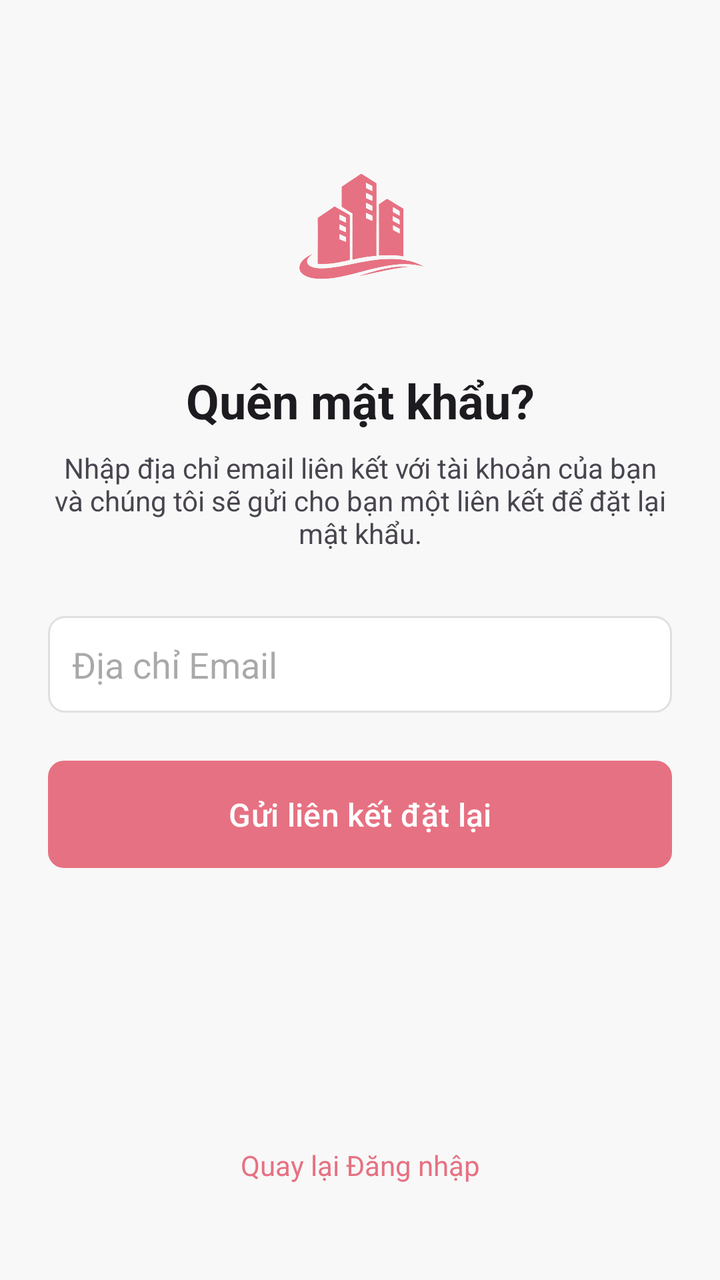
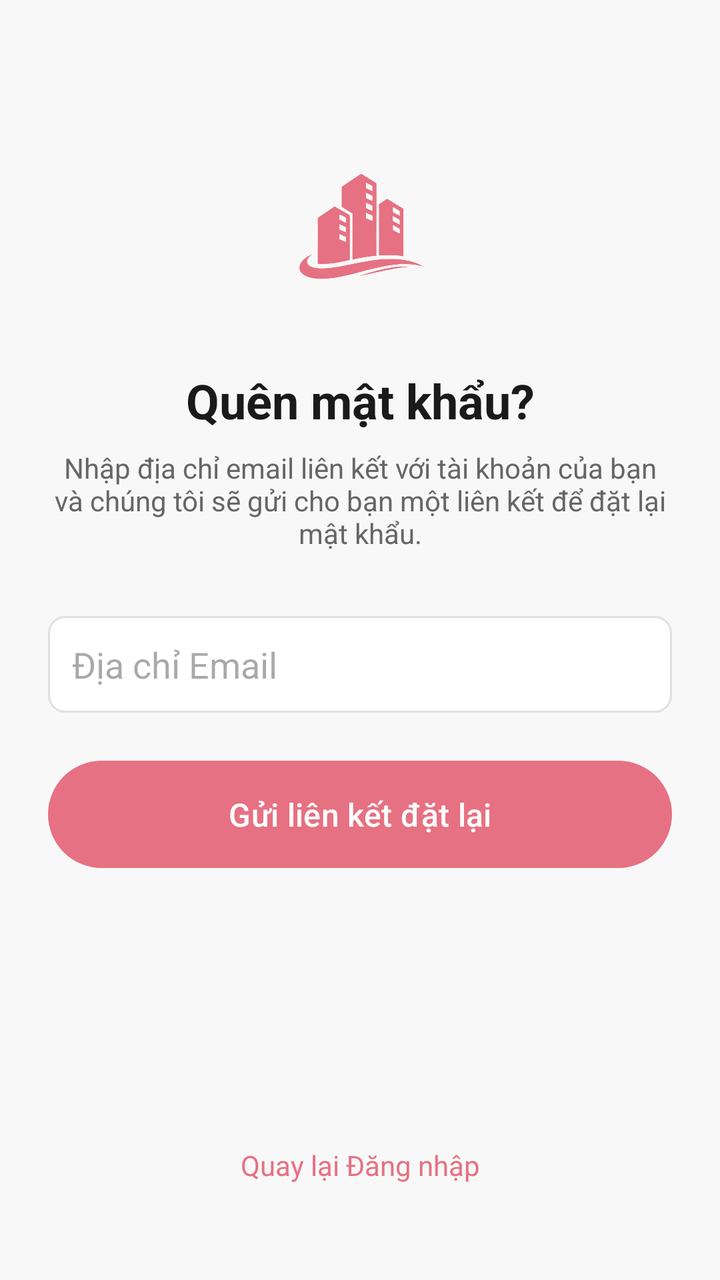

Screens rendered from an Android XML layout before and after an edit, with the pre-edit source and the edit as a unified diff.
<!-- AndroidManifest.xml: application theme Theme.Apt -->
<!-- res/layout/fragment_forgot_email.xml -->
<?xml version="1.0" encoding="utf-8"?>
<androidx.constraintlayout.widget.ConstraintLayout xmlns:android="http://schemas.android.com/apk/res/android"
    xmlns:app="http://schemas.android.com/apk/res-auto"
    xmlns:tools="http://schemas.android.com/tools"
    android:layout_width="match_parent"
    android:layout_height="match_parent"
    android:background="@color/background_color"
    android:padding="24dp"
    tools:context=".fragments.auth.ForgotEmailFragment">

    <ImageView
        android:id="@+id/iv_app_logo"
        android:layout_width="80dp"
        android:layout_height="80dp"
        android:layout_marginTop="48dp"
        android:src="@drawable/img_logo"
        app:layout_constraintEnd_toEndOf="parent"
        app:layout_constraintStart_toStartOf="parent"
        app:layout_constraintTop_toTopOf="parent"
        app:tint="@color/primary"
        tools:ignore="ContentDescription" />

    <TextView
        android:id="@+id/tv_title"
        android:layout_width="wrap_content"
        android:layout_height="wrap_content"
        android:layout_marginTop="32dp"
        android:text="Quên mật khẩu?"
        android:textColor="?android:attr/textColorPrimary"
        android:textSize="24sp"
        android:textStyle="bold"
        app:layout_constraintEnd_toEndOf="parent"
        app:layout_constraintStart_toStartOf="parent"
        app:layout_constraintTop_toBottomOf="@+id/iv_app_logo" />

    <TextView
        android:id="@+id/tv_description"
        android:layout_width="0dp"
        android:layout_height="wrap_content"
        android:layout_marginTop="8dp"
        android:gravity="center"
        android:text="Nhập địa chỉ email liên kết với tài khoản của bạn và chúng tôi sẽ gửi cho bạn một liên kết để đặt lại mật khẩu."
        android:textColor="?android:attr/textColorSecondary"
        android:textSize="14sp"
        app:layout_constraintEnd_toEndOf="parent"
        app:layout_constraintStart_toStartOf="parent"
        app:layout_constraintTop_toBottomOf="@+id/tv_title" />

    <EditText
        android:id="@+id/et_email"
        android:layout_width="0dp"
        android:layout_height="wrap_content"
        android:layout_marginTop="32dp"
        android:background="@drawable/bg_edittext_selector"
        android:drawablePadding="12dp"
        android:hint="Địa chỉ Email"
        android:inputType="textEmailAddress"
        android:padding="12dp"
        android:textColor="?android:attr/textColorPrimary"
        app:layout_constraintEnd_toEndOf="parent"
        app:layout_constraintStart_toStartOf="parent"
        app:layout_constraintTop_toBottomOf="@+id/tv_description" />

    <Button
        android:id="@+id/btn_send_reset_link"
        android:layout_width="0dp"
        android:layout_height="wrap_content"
        app:backgroundTint="@null"

        android:background="@drawable/bg_button_auth"
        android:layout_marginTop="24dp"
        android:paddingVertical="12dp"
        android:text="Gửi liên kết đặt lại"
        android:textAllCaps="false"
        android:textSize="16sp"
        app:layout_constraintEnd_toEndOf="parent"
        app:layout_constraintStart_toStartOf="parent"
        app:layout_constraintTop_toBottomOf="@+id/et_email" />

    <TextView
        android:id="@+id/tv_back_to_login"
        android:layout_width="wrap_content"
        android:layout_height="wrap_content"
        android:layout_marginBottom="24dp"
        android:text="Quay lại Đăng nhập"
        android:textColor="@color/primary"
        android:textSize="14sp"
        app:layout_constraintBottom_toBottomOf="parent"
        app:layout_constraintEnd_toEndOf="parent"
        app:layout_constraintStart_toStartOf="parent" />

</androidx.constraintlayout.widget.ConstraintLayout>
<!-- resources referenced by this layout -->
<resources>
  <color name="background_color">#F8F8F8</color>
  <color name="primary">#E67182</color>
  <!-- drawable bg_button_auth (drawable) -->
  <?xml version="1.0" encoding="utf-8"?>
  <shape xmlns:android="http://schemas.android.com/apk/res/android"
      android:shape="rectangle">
      <solid android:color="@color/primary" />
      <corners android:radius="8dp" />
  </shape>
  <!-- drawable bg_edittext_selector (drawable) -->
  <?xml version="1.0" encoding="utf-8"?>
  <selector xmlns:android="http://schemas.android.com/apk/res/android">
      <item android:drawable="@drawable/bg_edittext_focused" android:state_focused="true"/>
      <item android:drawable="@drawable/bg_edittext"/>
  </selector>
  <!-- drawable img_logo: png bitmap (drawable, 193190 bytes) -->
  <style name="Theme.Apt" parent="Base.Theme.Apt" />
  <!-- drawable bg_edittext_focused (drawable) -->
  <?xml version="1.0" encoding="utf-8"?>
  <shape xmlns:android="http://schemas.android.com/apk/res/android"
      android:shape="rectangle">
      <solid android:color="@android:color/white" />
      <corners android:radius="8dp" />
      <stroke android:width="2dp" android:color="@color/primary" />
  </shape>
  <!-- drawable bg_edittext (drawable) -->
  <?xml version="1.0" encoding="utf-8"?>
  <shape xmlns:android="http://schemas.android.com/apk/res/android"
      android:shape="rectangle">
      <solid android:color="@android:color/white" />
      <corners android:radius="8dp" />
      <stroke android:width="1dp" android:color="#E0E0E0" />
  </shape>
  <style name="Base.Theme.Apt" parent="Theme.Material3.DayNight.NoActionBar">
          
          
      </style>
</resources>

<!-- the commit's change to res/layout/fragment_forgot_email.xml (unified diff, before → after) -->
@@ -26,7 +26,7 @@
         android:layout_height="wrap_content"
         android:layout_marginTop="32dp"
         android:text="Quên mật khẩu?"
-        android:textColor="?android:attr/textColorPrimary"
+        android:textColor="@color/text_title"
         android:textSize="24sp"
         android:textStyle="bold"
         app:layout_constraintEnd_toEndOf="parent"
@@ -40,7 +40,7 @@
         android:layout_marginTop="8dp"
         android:gravity="center"
         android:text="Nhập địa chỉ email liên kết với tài khoản của bạn và chúng tôi sẽ gửi cho bạn một liên kết để đặt lại mật khẩu."
-        android:textColor="?android:attr/textColorSecondary"
+        android:textColor="@color/text_body"
         android:textSize="14sp"
         app:layout_constraintEnd_toEndOf="parent"
         app:layout_constraintStart_toStartOf="parent"
@@ -56,7 +56,7 @@
         android:hint="Địa chỉ Email"
         android:inputType="textEmailAddress"
         android:padding="12dp"
-        android:textColor="?android:attr/textColorPrimary"
+        android:textColor="@color/text_title"
         app:layout_constraintEnd_toEndOf="parent"
         app:layout_constraintStart_toStartOf="parent"
         app:layout_constraintTop_toBottomOf="@+id/tv_description" />
<!-- resource entries referenced after the edit -->
@@ -2,13 +2,20 @@
 <resources>
   <color name="background_color">#F8F8F8</color>
   <color name="primary">#E67182</color>
+  <color name="text_body">#666666</color>
+  <color name="text_title">#1A1A1A</color>
   <!-- drawable bg_button_auth (drawable) -->
   <?xml version="1.0" encoding="utf-8"?>
-  <shape xmlns:android="http://schemas.android.com/apk/res/android"
-      android:shape="rectangle">
-      <solid android:color="@color/primary" />
-      <corners android:radius="8dp" />
-  </shape>
+  <ripple xmlns:android="http://schemas.android.com/apk/res/android"
+      android:color="#40FFFFFF">
+      <item>
+          <shape android:shape="rectangle">
+              <solid android:color="@color/primary" />
+              <corners android:radius="32dp" />
+          </shape>
+      </item>
+  
+  </ripple>
   <!-- drawable bg_edittext_selector (drawable) -->
   <?xml version="1.0" encoding="utf-8"?>
   <selector xmlns:android="http://schemas.android.com/apk/res/android">
